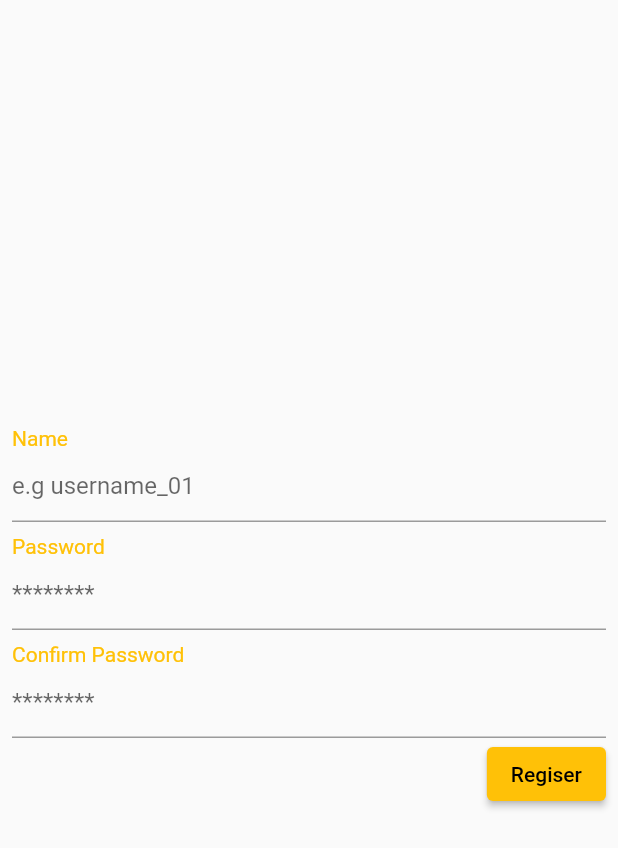
After one commit to shahzadmari/Jobify, a Flutter app: the Regiser screen opened directly, on a phone screen of 412 x 824 dp. The commit adds this screen. Shown: the top 848 px of the screen. Run offline on Flutter 3.47's test engine with Material 2 defaults, Android fonts, the phone set to English and light mode, and no system bars; our stand-ins replace animated_text_kit, firebase_auth, firebase_core; accounts and stored records are empty.

```diff
--- /dev/null
+++ b/iec_project/lib/pages/register_screen.dart
@@ -0,0 +1,102 @@
+import 'package:firebase_auth/firebase_auth.dart';
+import 'package:firebase_core/firebase_core.dart';
+import 'package:flutter/material.dart';
+import 'package:iec_project/Firebase/auth_Service.dart';
+import 'package:iec_project/utils/constants.dart';
+
+class Regiser extends StatefulWidget {
+  const Regiser({super.key});
+
+  @override
+  State<Regiser> createState() => _RegiserState();
+}
+
+class _RegiserState extends State<Regiser> {
+  final TextEditingController _accountNameController = TextEditingController();
+  final TextEditingController _passwordController = TextEditingController();
+  final AuthService _authService =
+      AuthService(firebaseAuth: FirebaseAuth.instance);
+  bool loading = false;
+  @override
+  Widget build(BuildContext context) {
+    return Scaffold(
+      body: Padding(
+        padding: const EdgeInsets.all(8.0),
+        child: Column(
+          mainAxisAlignment: MainAxisAlignment.center,
+          crossAxisAlignment: CrossAxisAlignment.start,
+          children: [
+            const Text(
+              "Name",
+              style: TextStyle(
+                color: Colors.amber,
+              ),
+            ),
+            TextField(
+              controller: _accountNameController,
+              decoration: const InputDecoration(
+                hintText: 'e.g username_01',
+              ),
+              cursorColor: Colors.grey,
+            ),
+            const SizedBox(
+              height: 8,
+            ),
+            const Text(
+              "Password",
+              style: TextStyle(
+                color: Colors.amber,
+              ),
+            ),
+            TextField(
+              controller: _passwordController,
+              decoration: const InputDecoration(
+                hintText: '********',
+              ),
+              cursorColor: Colors.grey,
+            ),
+            const SizedBox(
+              height: 8,
+            ),
+            const Text(
+              "Confirm Password",
+              style: TextStyle(
+                color: Colors.amber,
+              ),
+            ),
+            TextField(
+              controller: _passwordController,
+              decoration: const InputDecoration(
+                hintText: '********',
+              ),
+              cursorColor: Colors.grey,
+            ),
+            Align(
+              alignment: Alignment.centerRight,
+              child: ElevatedButton(
+                onPressed: () async {
+                  setState(() {
+                    loading = true;
+                  });
+                  User? result = await _authService.Singup(
+                      _accountNameController.text,
+                      _passwordController.text,
+                      context);
+                  if (result != null) {
+                    dialog('success', context);
+                    setState(() {
+                      loading = false;
+                    });
+                  }
+                },
+                child: loading
+                    ? const CircularProgressIndicator()
+                    : const Text('Regiser'),
+              ),
+            ),
+          ],
+        ),
+      ),
+    );
+  }
+}
--- a/iec_project/lib/pages/splash_screen.dart
+++ b/iec_project/lib/pages/splash_screen.dart
@@ -18,7 +18,6 @@ class _SplashScreenState extends State<SplashScreen> {
 
   //set timer in initsate so that splashScreen would navigate to sign in after 5 seconds
   void initState() {
-    // TODO: implement initState
     super.initState();
     Timer(const Duration(seconds: 4), (() {
       Navigator.push(
```
